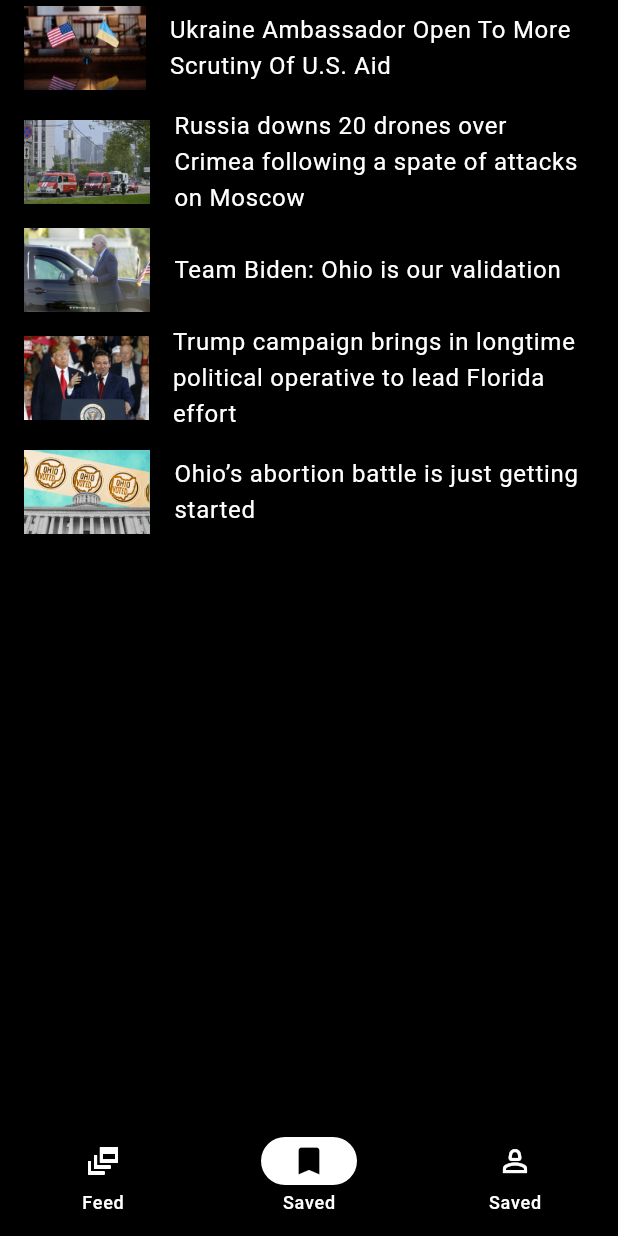
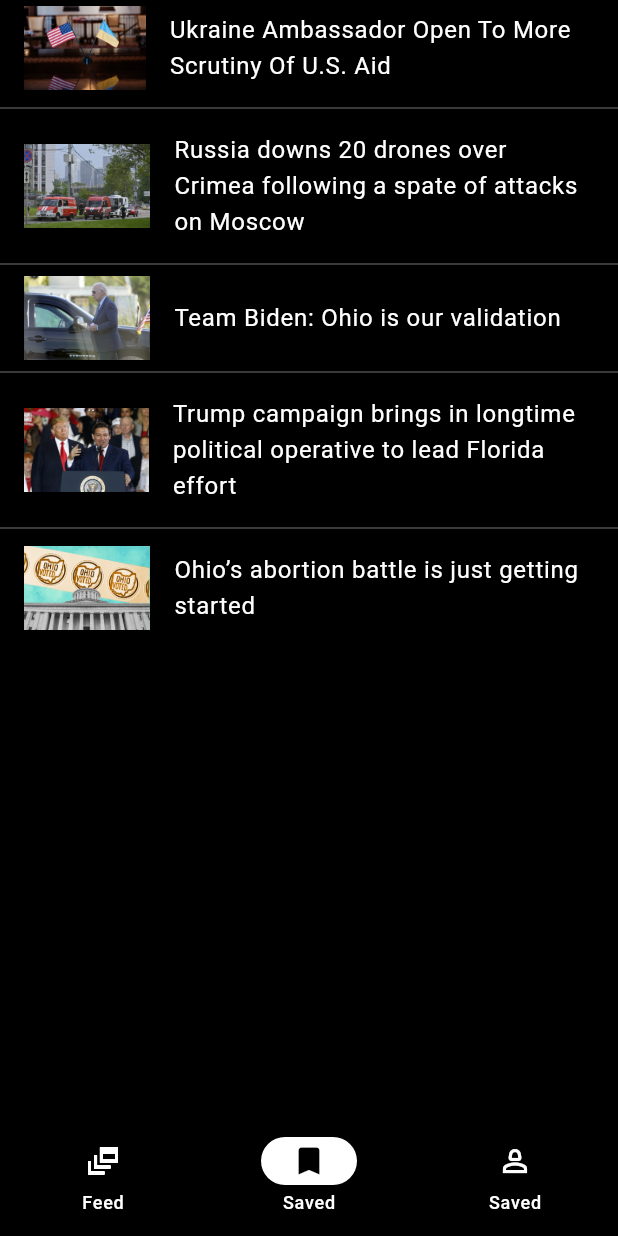
Before and after one commit to jacksonarnold/news_bytes_flutter, a Flutter app: the screen it shows after launch, item 2 of the bottom bar chosen, on a phone screen of 412 x 824 dp. Run offline on Flutter 3.47's test engine with Material 2 defaults, Android fonts, the phone set to English and light mode, and no system bars; our stand-ins replace cached_network_image; missing offline and left inert: amplify_auth_cognito, amplify_authenticator, amplify_flutter; network calls fail.

Commit message:
add navigation and separators for list view items

```diff
--- a/lib/views/saved_stories.dart
+++ b/lib/views/saved_stories.dart
@@ -1,4 +1,6 @@
 import 'package:flutter/material.dart';
+
+import '../story_view.dart';
 
 class SavedStoriesList extends StatelessWidget {
   final List<Map<String, String>> stories = [
@@ -26,16 +28,27 @@
 
   @override
   Widget build(BuildContext context) {
-    return ListView.builder(
+    return ListView.separated(
       itemCount: stories.length,
-      // separatorBuilder: (context, index) => Divider(),
+      separatorBuilder: (context, index) => const Divider(
+        color: Colors.white60, // Set the color of the divider
+        thickness: 0.5,    // Set the thickness of the divider
+      ),
       itemBuilder: (context, index) {
         final story = stories[index];
         return ListTile(
           leading: Image.asset(story['image']!),
           title: Text(story['headline']!),
           onTap: () {
-            // TODO: Implement navigation to story details
+            // Show the news article in a new screen
+            Navigator.push(
+              context,
+              MaterialPageRoute(
+                builder: (BuildContext context) {
+                  return StoryView(newsItem: story["headline"]!);
+                },
+              ),
+            );
           },
         );
       },
```
